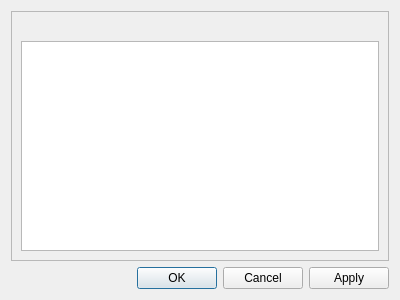
First picture: the form in settingsdialog_ui.ui, repository kg4ydw/noacli, before the edit.
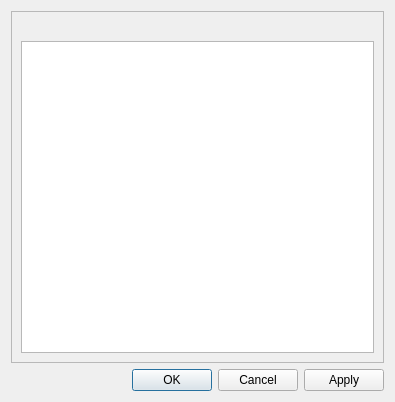
Second picture: the form after the edit.

Commit message: tableviewer improvements; misc UI fixes, distributed typedQSettings

Patch:
```diff
--- a/settingsdialog_ui.ui
+++ b/settingsdialog_ui.ui
@@ -6,8 +6,8 @@
    <rect>
     <x>0</x>
     <y>0</y>
-    <width>400</width>
-    <height>300</height>
+    <width>395</width>
+    <height>402</height>
    </rect>
   </property>
   <property name="windowTitle">
@@ -24,8 +24,8 @@
        <rect>
         <x>0</x>
         <y>0</y>
-        <width>380</width>
-        <height>250</height>
+        <width>375</width>
+        <height>352</height>
        </rect>
       </property>
       <layout class="QVBoxLayout" name="verticalLayout_2">
```
The commit also changes 7 other files.
